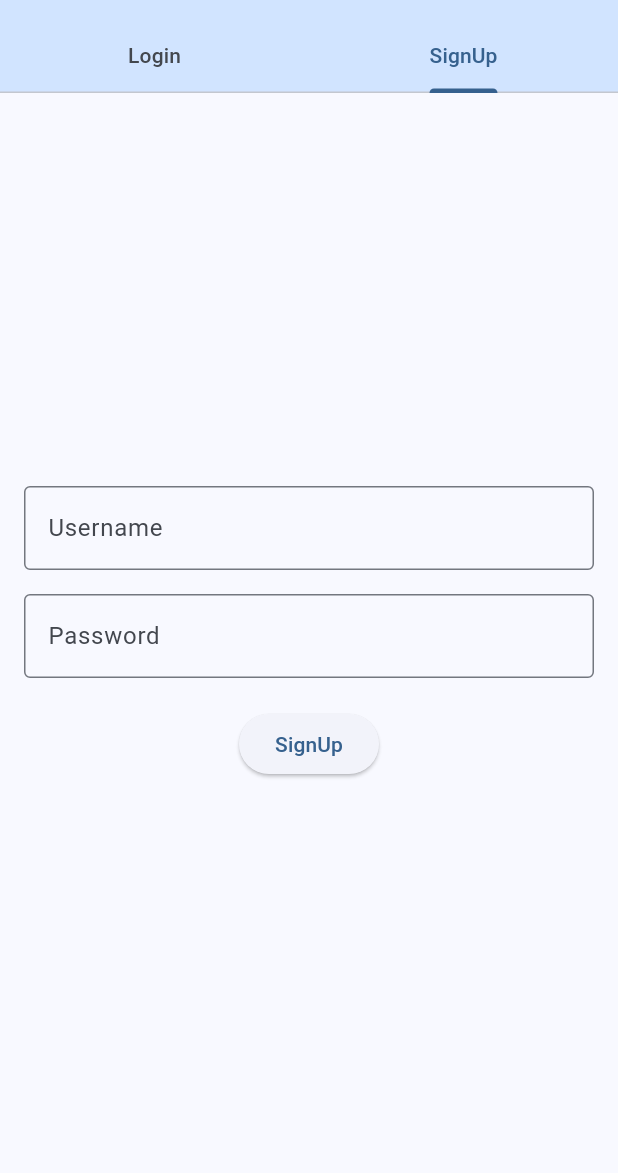
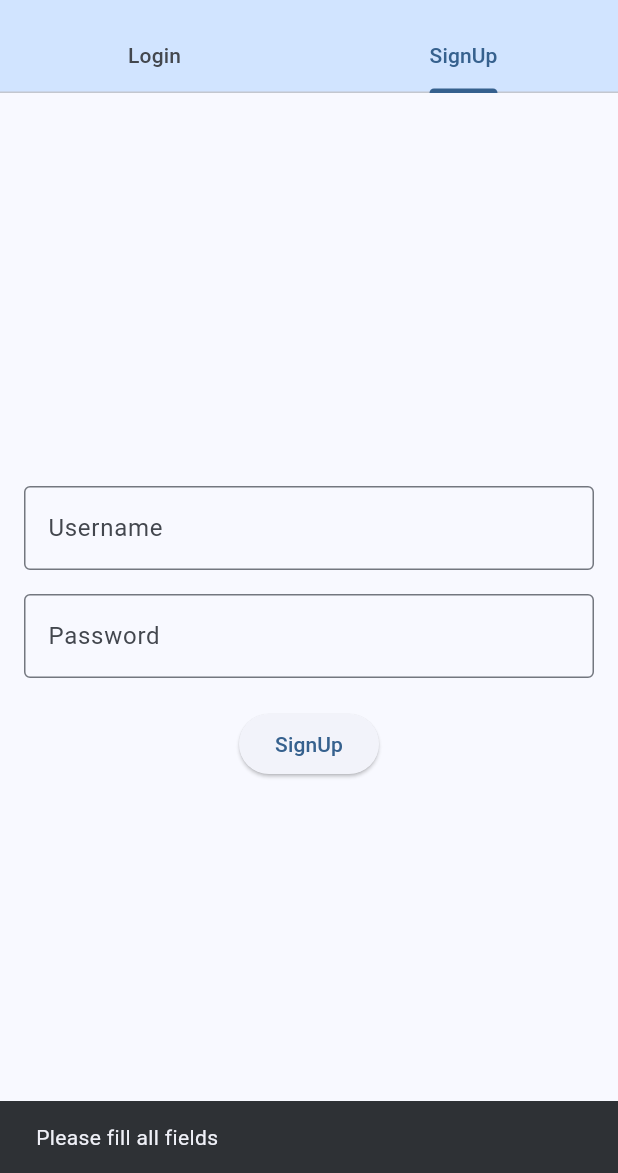
Before and after one commit to katsushika-projects/project15, a Flutter app: the screen it shows after launch, tab 2 chosen, after a tap on "SignUp", on a phone screen of 412 x 824 dp, the part 63-1236 px from its top. Run offline on Flutter 3.47's test engine with Material 3 defaults, Android fonts, the phone set to English and light mode, and no system bars.

Commit message:
ログイン、サインアップ画面の実装

```diff
--- a/frontend/lib/signup_login.dart
+++ b/frontend/lib/signup_login.dart
@@ -1,4 +1,6 @@
 import 'package:flutter/material.dart';
+import 'package:http/http.dart' as http; // HTTPリクエスト用
+import 'dart:convert'; // JSON操作用
 
 class AuthPage extends StatelessWidget {
   const AuthPage({super.key}); // constを追加
@@ -13,15 +15,15 @@ class AuthPage extends StatelessWidget {
           backgroundColor: Theme.of(context).colorScheme.primaryContainer,
           bottom: const TabBar( // constを追加
             tabs: [
-              Tab(text: "Login"), // constの適用は不要（既に不変）
-              Tab(text: "SignUp"), // constの適用は不要（既に不変）
+              Tab(text: "Login"),
+              Tab(text: "SignUp"),
             ],
           ),
         ),
-        body: const TabBarView( // constを追加
+        body: const TabBarView(
           children: [
-            LoginForm(), // constを追加可能
-            SignUpForm(), // constを追加可能
+            LoginForm(),
+            SignUpForm(),
           ],
         ),
       ),
@@ -30,37 +32,110 @@ class AuthPage extends StatelessWidget {
 }
 
 // Loginフォーム
-class LoginForm extends StatelessWidget {
+class LoginForm extends StatefulWidget {
   const LoginForm({super.key}); // constを追加
+
+  @override
+  LoginFormState createState() => LoginFormState();
+}
+
+class LoginFormState extends State<LoginForm> {
+  final TextEditingController _usernameController = TextEditingController();
+  final TextEditingController _passwordController = TextEditingController();
+  bool _isLoading = false;
+
+  Future<void> _login() async {
+    final String username = _usernameController.text.trim();
+    final String password = _passwordController.text.trim();
+
+    if (username.isEmpty || password.isEmpty) {
+      if (mounted) {
+        ScaffoldMessenger.of(context).showSnackBar(
+          const SnackBar(content: Text('Please fill alll fields')),
+        );
+      }
+      return;
+    }
+
+    setState(() {
+      _isLoading = true;
+    });
+
+  final url = Uri.parse('http://localhost:8080/auth/login');
+  try {
+    final response = await http.post(
+      url,
+      headers: {'Content-Type': 'application/json'},
+      body: jsonEncode({'username': username, 'password': password}),
+    );
+
+    if (response.statusCode == 200) {
+      final data = jsonDecode(response.body);
+      if (data['access_token'].isEmpty || data['refresh_token'].isEmpty) {
+        if (mounted) {
+          ScaffoldMessenger.of(context).showSnackBar(
+            SnackBar(content: Text(data['access_token'])),
+          );
+        }
+      } else {
+        if (mounted) {
+          ScaffoldMessenger.of(context).showSnackBar(
+            SnackBar(content: Text(data['message'])),
+          );
+        }
+      }
+    } else {
+      if (mounted) {
+        ScaffoldMessenger.of(context).showSnackBar(
+          SnackBar(content: Text('Server error: ${response.statusCode}')),
+        );
+      }
+    }
+  } catch (e) {
+    if (mounted) {
+      ScaffoldMessenger.of(context).showSnackBar(
+        SnackBar(content: Text('Network error: $e')),
+      );
+    }
+  } finally {
+    if (mounted) {
+      setState(() {
+        _isLoading = false;
+      });
+    }
+  }
+}
 
   @override
   Widget build(BuildContext context) {
     return Padding(
-      padding: const EdgeInsets.all(16.0), // constを追加
+      padding: const EdgeInsets.all(16.0),
       child: Column(
         mainAxisAlignment: MainAxisAlignment.center,
         children: [
-          const TextField(
-            decoration: InputDecoration(
+          TextField(
+            controller: _usernameController,
+            decoration: const InputDecoration(
               labelText: 'Username',
               border: OutlineInputBorder(),
             ),
           ),
-          const SizedBox(height: 16), // constを追加
-          const TextField(
-            decoration: InputDecoration(
+          const SizedBox(height: 16),
+          TextField(
+            controller: _passwordController,
+            decoration: const InputDecoration(
               labelText: 'Password',
               border: OutlineInputBorder(),
             ),
             obscureText: true,
           ),
-          const SizedBox(height: 20), // constを追加
-          ElevatedButton(
-            onPressed: () {
-              print("Login pressed");
-            },
-            child: const Text("Login"), // constを追加
-          ),
+          const SizedBox(height: 20),
+          _isLoading
+              ? const CircularProgressIndicator()
+              : ElevatedButton(
+                  onPressed: _login,
+                  child: const Text("Login"),
+                ),
         ],
       ),
     );
@@ -68,37 +143,111 @@ class LoginForm extends StatelessWidget {
 }
 
 // SignUpフォーム
-class SignUpForm extends StatelessWidget {
+class SignUpForm extends StatefulWidget {
   const SignUpForm({super.key}); // constを追加
+
+  @override
+  SignUpFormState createState() => SignUpFormState();
+}
+
+class SignUpFormState extends State<SignUpForm> {
+  final TextEditingController _usernameController = TextEditingController();
+  final TextEditingController _passwordController = TextEditingController();
+  bool _isLoading = false;
+
+  Future<void> _signUp() async {
+  final String username = _usernameController.text.trim();
+  final String password = _passwordController.text.trim();
+
+  if (username.isEmpty || password.isEmpty) {
+    if (mounted) {
+      ScaffoldMessenger.of(context).showSnackBar(
+        const SnackBar(content: Text('Please fill all fields')),
+      );
+    }
+    return;
+  }
+
+  setState(() {
+    _isLoading = true;
+  });
+
+  final url = Uri.parse('http://localhost:8080/register');
+  try {
+    final response = await http.post(
+      url,
+      headers: {'Content-Type': 'application/json'},
+      body: jsonEncode({'username': username, 'password': password}),
+    );
+
+    if (response.statusCode == 201) {
+      final data = jsonDecode(response.body);
+      if (data['message'] == "User registered successfully") {
+        if (mounted) {
+          ScaffoldMessenger.of(context).showSnackBar(
+            SnackBar(content: Text(data['message'])),
+          );
+          DefaultTabController.of(context).animateTo(0);
+        }
+      } else {
+        if (mounted) {
+          ScaffoldMessenger.of(context).showSnackBar(
+            SnackBar(content: Text(data['message'])),
+          );
+        }
+      }
+    } else {
+      if (mounted) {
+        ScaffoldMessenger.of(context).showSnackBar(
+          SnackBar(content: Text('Server error: ${response.statusCode}')),
+        );
+      }
+    }
+  } catch (e) {
+    if (mounted) {
+      ScaffoldMessenger.of(context).showSnackBar(
+        SnackBar(content: Text('Network error: $e')),
+      );
+    }
+  } finally {
+    if (mounted) {
+      setState(() {
+        _isLoading = false;
+      });
+    }
+  }
+}
 
   @override
   Widget build(BuildContext context) {
     return Padding(
-      padding: const EdgeInsets.all(16.0), // constを追加
+      padding: const EdgeInsets.all(16.0),
       child: Column(
         mainAxisAlignment: MainAxisAlignment.center,
         children: [
-          const TextField(
-            decoration: InputDecoration(
+          TextField(
+            controller: _usernameController,
+            decoration: const InputDecoration(
               labelText: 'Username',
               border: OutlineInputBorder(),
             ),
           ),
-          const SizedBox(height: 16), // constを追加
-          const TextField(
-            decoration: InputDecoration(
+          const SizedBox(height: 16),
+          TextField(
+            controller: _passwordController,
+            decoration: const InputDecoration(
               labelText: 'Password',
               border: OutlineInputBorder(),
             ),
             obscureText: true,
           ),
-          const SizedBox(height: 20), // constを追加
-          ElevatedButton(
-            onPressed: () {
-              print("SignUp pressed");
-            },
-            child: const Text("SignUp"), // constを追加
-          ),
+          const SizedBox(height: 20),
+          _isLoading
+              ? const CircularProgressIndicator()
+              : ElevatedButton(
+                  onPressed: _signUp,
+                  child: const Text("SignUp"),
+                ),
         ],
       ),
     );
```
Also changed, not shown: 1 other file.
